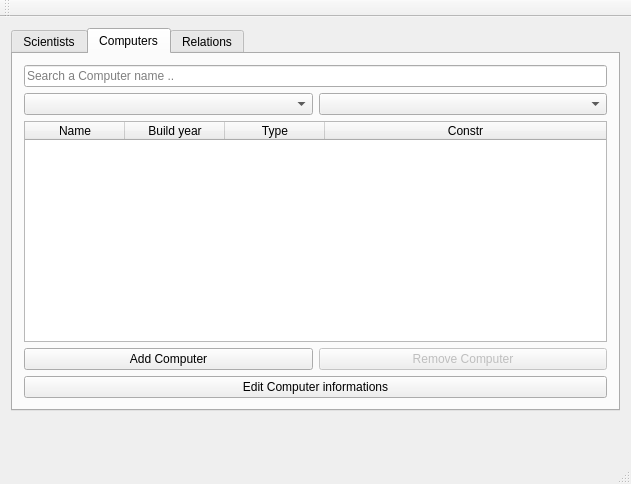
Qt form mainwindow.ui (Tryggvith/vika3) before a commit.
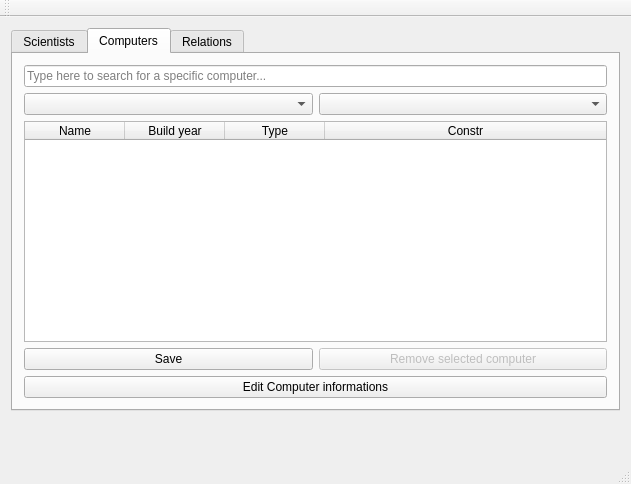
The same form after that commit. The open tabs and pages were chosen to show the change. Icons and pictures are not drawn.

Commit message: Lagaði sort og fleira

```diff
--- a/mainwindow.ui
+++ b/mainwindow.ui
@@ -134,7 +134,7 @@
         <item>
          <widget class="QLineEdit" name="line_input_Computer_name">
           <property name="placeholderText">
-           <string>Search a Computer name ..</string>
+           <string>Type here to search for a specific computer...</string>
           </property>
          </widget>
         </item>
@@ -180,7 +180,7 @@
           <item>
            <widget class="QPushButton" name="button_add_computer">
             <property name="text">
-             <string>Add Computer</string>
+             <string>Save</string>
             </property>
            </widget>
           </item>
@@ -190,7 +190,7 @@
              <bool>false</bool>
             </property>
             <property name="text">
-             <string>Remove Computer</string>
+             <string>Remove selected computer</string>
             </property>
            </widget>
           </item>
```
Left out of the diff: 2 changed lines with no effect on the pictures. The commit also changes 1 other file.
